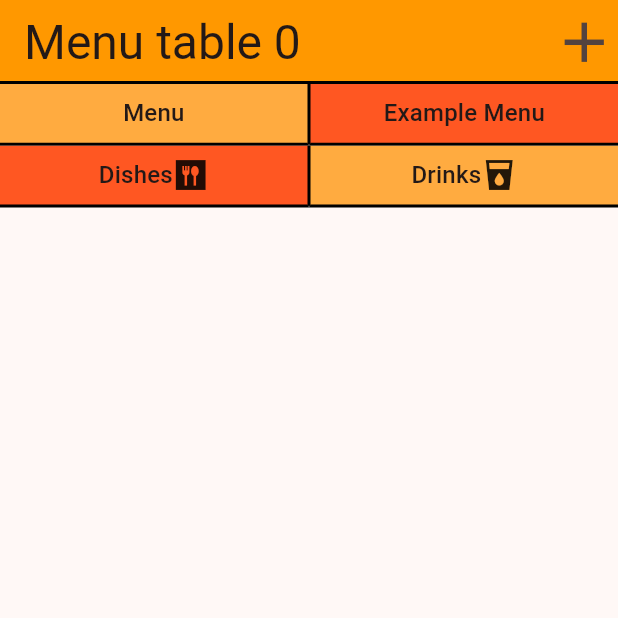
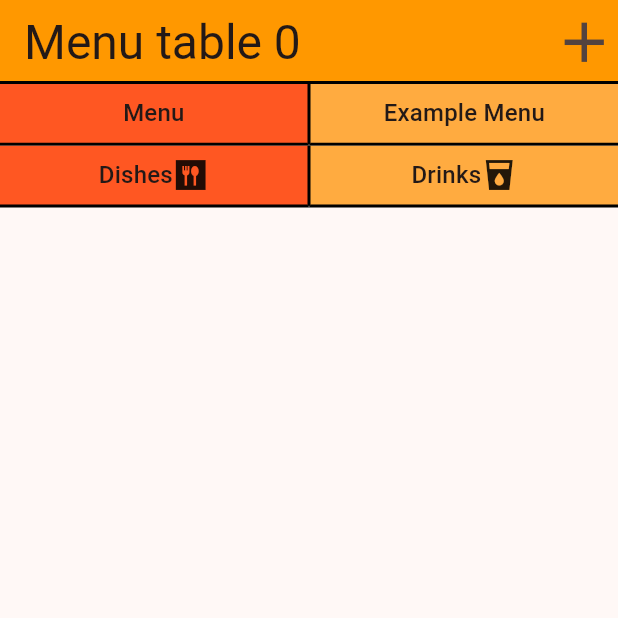
Before and after one commit to bogbrz/quick_drink_app, a Flutter app: the MenuPage screen opened directly with empty values, on a phone screen of 412 x 824 dp, the top half of it. Run offline on Flutter 3.47's test engine with Material 3 defaults, Android fonts, the phone set to English and light mode, and no system bars; our stand-ins replace bloc, cloud_firestore, dio, firebase_auth, firebase_core, flutter_bloc and 4 more; accounts and stored records are empty; generated files the repository leaves out were written again.

Commit message:
fixing color of the button

```diff
--- a/lib/features/pages/menu_order_add_pages/menu_page/menu_page.dart
+++ b/lib/features/pages/menu_order_add_pages/menu_page/menu_page.dart
@@ -67,8 +67,9 @@ class _MenuPageState extends State<MenuPage> {
                       },
                       child: Container(
                           alignment: Alignment.center,
-                          decoration: const BoxDecoration(
-                              color: Colors.orangeAccent,
+                          decoration:  BoxDecoration(
+                              color: menuType ==0  ? Colors.deepOrange
+                                  : Colors.orangeAccent,
                               border: Border(
                                   bottom: BorderSide(width: 2),
                                   right: BorderSide(width: 1))),
@@ -89,8 +90,9 @@ class _MenuPageState extends State<MenuPage> {
                         });
                       },
                       child: Container(
-                          decoration: const BoxDecoration(
-                              color: Colors.deepOrange,
+                          decoration:  BoxDecoration(
+                              color: menuType ==1  ? Colors.deepOrange
+                                  : Colors.orangeAccent,
                               border: Border(
                                   bottom: BorderSide(width: 2),
                                   left: BorderSide(width: 1))),
```
